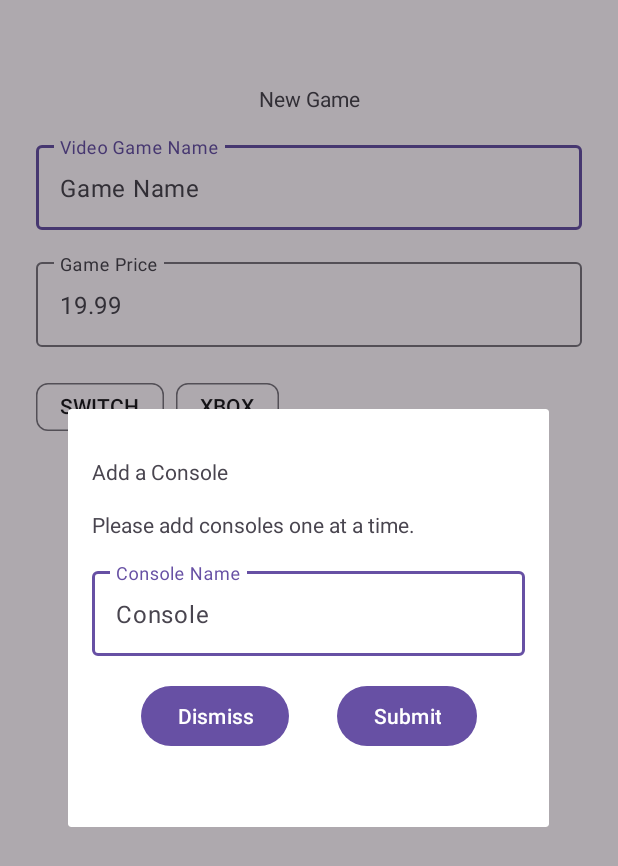
After one commit to emilygranville/videogamelist, an Android app: the fragment FragmentAddConsoleDialog placed in its activity, on a phone screen of 412 x 824 dp. The commit adds this screen. Shown: the top 866 px of the screen. Run offline under Robolectric (Android 15) with nearby library versions, the phone set to English and light mode, and no system bars.

Commit message:
Setting up ability to add consoles (dialog does nothing yet)

```diff
--- a/app/app/src/main/java/com/emilygranville/videogamelist/Controller/MainActivity.java
+++ b/app/app/src/main/java/com/emilygranville/videogamelist/Controller/MainActivity.java
@@ -48,8 +48,8 @@ public class MainActivity extends AppCompatActivity implements IMainView.Listene
         this.consoleOrganizer = makeTestConsoleOrganizer();
 
         // TODO: fix this to be related to an actual key in the ConsoleOrganizer
-        showDisplayFrag("SWITCH");
-        //showEditFrag();
+        //showDisplayFrag("SWITCH");
+        showEditFrag();
     }
 
     /**
--- a/app/app/src/main/java/com/emilygranville/videogamelist/View/EditVGView.java
+++ b/app/app/src/main/java/com/emilygranville/videogamelist/View/EditVGView.java
@@ -93,6 +93,14 @@ public class EditVGView extends Fragment implements IEditVVGView {
             }
         }
 
+        this.binding.addConsoleButton.setOnClickListener(new View.OnClickListener() {
+            @Override
+            public void onClick(View view) {
+                FragmentAddConsoleDialog dialogFragment = new FragmentAddConsoleDialog();
+                dialogFragment.show(getParentFragmentManager(),"My  Fragment");
+            }
+        });
+
         this.binding.submitVideoGame.setOnClickListener(new View.OnClickListener() {
             @Override
             public void onClick(View view) {
--- /dev/null
+++ b/app/app/src/main/java/com/emilygranville/videogamelist/View/FragmentAddConsoleDialog.java
@@ -0,0 +1,71 @@
+package com.emilygranville.videogamelist.View;
+
+import android.app.Dialog;
+import android.os.Bundle;
+
+import androidx.annotation.NonNull;
+import androidx.annotation.Nullable;
+import androidx.fragment.app.DialogFragment;
+
+import android.util.DisplayMetrics;
+import android.view.LayoutInflater;
+import android.view.View;
+import android.view.ViewGroup;
+
+import com.emilygranville.videogamelist.R;
+
+/**
+ * A simple {@link DialogFragment} subclass.
+ * Use the {@link FragmentAddConsoleDialog#newInstance} factory method to
+ * create an instance of this fragment.
+ */
+public class FragmentAddConsoleDialog extends DialogFragment {
+
+    public FragmentAddConsoleDialog() {
+        // Required empty public constructor
+    }
+
+    /**
+     * Use this factory method to create a new instance of
+     * this fragment using the provided parameters.
+     *
+     * @param param1 Parameter 1.
+     * @param param2 Parameter 2.
+     * @return A new instance of fragment FragmentAddConsoleDialog.
+     */
+    // TODO: Rename and change types and number of parameters
+    public static FragmentAddConsoleDialog newInstance(String param1, String param2) {
+        FragmentAddConsoleDialog fragment = new FragmentAddConsoleDialog();
+        Bundle args = new Bundle();
+
+        fragment.setArguments(args);
+        return fragment;
+    }
+
+    @Override
+    public void onCreate(Bundle savedInstanceState) {
+        super.onCreate(savedInstanceState);
+        if (getArguments() != null) {
+
+        }
+    }
+
+    @Override
+    public View onCreateView(LayoutInflater inflater, ViewGroup container,
+                             Bundle savedInstanceState) {
+        // Inflate the layout for this fragment
+        return inflater.inflate(R.layout.fragment_add_console_dialog, container, false);
+    }
+
+    @Override
+    public void onViewCreated(@NonNull View view, @Nullable Bundle savedInstanceState) {
+        super.onViewCreated(view, savedInstanceState);
+
+        // from https://stackoverflow.com/a/45264822 on StackOverflow
+        DisplayMetrics metrics = getResources().getDisplayMetrics();
+        int width = metrics.widthPixels;
+        int height = metrics.heightPixels;
+        Dialog yourDialog = this.getDialog();
+        yourDialog.getWindow().setLayout((6 * width)/7, (int) (height/2.65));
+    }
+}
--- /dev/null
+++ b/app/app/src/main/res/layout/fragment_add_console_dialog.xml
@@ -0,0 +1,71 @@
+<?xml version="1.0" encoding="utf-8"?>
+<androidx.constraintlayout.widget.ConstraintLayout xmlns:android="http://schemas.android.com/apk/res/android"
+    xmlns:app="http://schemas.android.com/apk/res-auto"
+    android:layout_width="match_parent"
+    android:layout_height="wrap_content"
+    android:padding="16dp">
+
+    <TextView
+        android:id="@+id/console_dialog_title"
+        android:layout_width="match_parent"
+        android:layout_height="wrap_content"
+        android:layout_marginTop="16dp"
+        android:text="@string/add_console_title"
+        app:layout_constraintEnd_toStartOf="parent"
+        app:layout_constraintStart_toEndOf="parent"
+        app:layout_constraintTop_toTopOf="parent" />
+
+    <TextView
+        android:id="@+id/console_dialog_instructions"
+        android:layout_width="match_parent"
+        android:layout_height="wrap_content"
+        android:layout_marginTop="16dp"
+        android:text="@string/add_console_instructions"
+        app:layout_constraintBottom_toTopOf="@+id/edit_new_console_layout"
+        app:layout_constraintEnd_toStartOf="parent"
+        app:layout_constraintStart_toEndOf="parent"
+        app:layout_constraintTop_toBottomOf="@id/console_dialog_title" />
+
+    <com.google.android.material.textfield.TextInputLayout
+        android:id="@+id/edit_new_console_layout"
+        android:layout_width="match_parent"
+        android:layout_height="wrap_content"
+        android:layout_marginTop="16dp"
+        android:hint="@string/add_console_label"
+        app:layout_constraintEnd_toStartOf="parent"
+        app:layout_constraintStart_toEndOf="parent"
+        app:layout_constraintTop_toBottomOf="@id/console_dialog_instructions"
+        app:placeholderText="@string/add_console_hint">
+
+        <com.google.android.material.textfield.TextInputEditText
+            android:id="@+id/edit_new_console_input"
+            android:layout_width="match_parent"
+            android:layout_height="wrap_content" />
+
+    </com.google.android.material.textfield.TextInputLayout>
+
+    <Button
+        android:id="@+id/add_console_dismiss"
+        android:layout_width="wrap_content"
+        android:layout_height="wrap_content"
+        android:layout_marginStart="16dp"
+        android:layout_marginTop="16dp"
+        android:layout_marginEnd="16dp"
+        android:text="@string/add_console_dismiss_btn_text"
+        app:layout_constraintEnd_toStartOf="@id/add_console_submit"
+        app:layout_constraintStart_toEndOf="parent"
+        app:layout_constraintTop_toBottomOf="@+id/edit_new_console_layout" />
+
+    <Button
+        android:id="@+id/add_console_submit"
+        android:layout_width="wrap_content"
+        android:layout_height="wrap_content"
+        android:layout_marginStart="16dp"
+        android:layout_marginTop="16dp"
+        android:layout_marginEnd="16dp"
+        android:text="@string/add_console_submit_btn_text"
+        app:layout_constraintEnd_toStartOf="parent"
+        app:layout_constraintStart_toEndOf="@+id/add_console_dismiss"
+        app:layout_constraintTop_toBottomOf="@+id/edit_new_console_layout" />
+
+</androidx.constraintlayout.widget.ConstraintLayout>
--- a/app/app/src/main/res/layout/fragment_edit_vg_view.xml
+++ b/app/app/src/main/res/layout/fragment_edit_vg_view.xml
@@ -6,7 +6,6 @@
     android:layout_width="match_parent"
     android:layout_height="match_parent"
     tools:context=".View.EditVGView">
-    <!--android:background="#ffff0000"-->
 
     <TextView
         android:id="@+id/edit_frag_title"
--- a/app/app/src/main/res/values/strings.xml
+++ b/app/app/src/main/res/values/strings.xml
@@ -10,4 +10,10 @@
     <string name="add_console">Add Console</string>
     <string name="select_consoles">Select Consoles</string>
     <string name="console_list_label_text">Consoles:</string>
+    <string name="add_console_dismiss_btn_text">Dismiss</string>
+    <string name="add_console_submit_btn_text">Submit</string>
+    <string name="add_console_label">Console Name</string>
+    <string name="add_console_hint">Console</string>
+    <string name="add_console_instructions">Please add consoles one at a time.</string>
+    <string name="add_console_title">Add a Console</string>
 </resources>
```
Also changed, not shown: 1 other file.
